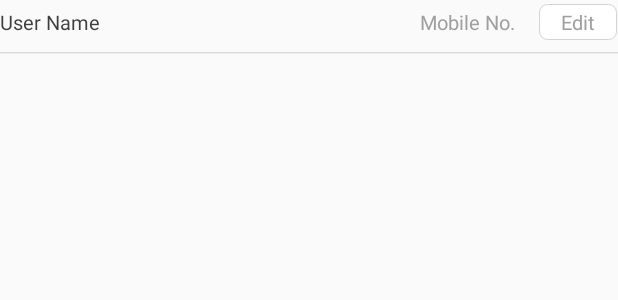
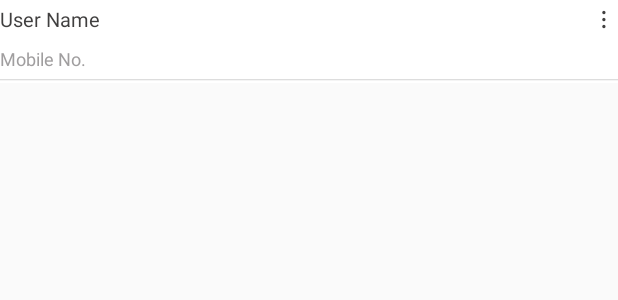
Before and after one commit to sharpflux/Matrimony, an Android app: the layout recycler_view_add_person.xml on its own in the app's theme, with its tools: preview values and no code run, on a phone screen of 412 x 824 dp. Shown: the top 300 px of the screen. Run offline under Robolectric (Android 15) with nearby library versions, the phone set to English and light mode, and no system bars; network calls fail.

Commit message:
Siblings RecyclerView

```diff
--- a/app/src/main/res/layout/fragment_family_details.xml
+++ b/app/src/main/res/layout/fragment_family_details.xml
@@ -91,6 +91,8 @@
 
 
                 </LinearLayout>
+
+
 
                 <androidx.recyclerview.widget.RecyclerView
                     android:layout_width="match_parent"
--- a/app/src/main/res/layout/recycler_view_add_person.xml
+++ b/app/src/main/res/layout/recycler_view_add_person.xml
@@ -5,7 +5,10 @@
     android:layout_width="match_parent"
     android:layout_height="wrap_content"
     android:id="@+id/relativeLayout_directMesssages"
-    android:layout_marginBottom="5dp">
+    android:layout_marginBottom="5dp"
+    android:background="@color/white">
+
+
 
 
     <LinearLayout
@@ -39,36 +42,57 @@
             />
 
 
-        <TextView
-            android:layout_width="wrap_content"
-            android:layout_height="wrap_content"
-            android:id="@+id/textView_mobileNo"
-            android:text="@string/mobile_"
-            android:layout_marginStart="5dp"
-            android:layout_marginEnd="10dp"
-            android:textColor="@color/text_gray"
-            android:textSize="13sp"
-
-            android:singleLine="true"
-            />
 
         <TextView
+            android:layout_width="20dp"
+            android:layout_height="wrap_content"
+            android:id="@+id/textView_dotMenu"
+            android:layout_gravity="center_vertical|end"
+            android:layout_marginStart="10dp"
+            android:text="@string/vertical_ellipses"
+            android:textColor="@color/text_black"
+            android:textSize="15dp"
+            android:gravity="center"
+            android:textStyle="bold"
+            />
+<!--        <TextView
             android:layout_width="wrap_content"
             android:layout_height="wrap_content"
             android:id="@+id/textView_edit"
             android:text="@string/edit"
             android:layout_marginStart="5dp"
-            android:textColor="@color/text_gray"
+            android:textColor="@color/text_black"
             android:textSize="13sp"
             android:paddingTop="3dp"
             android:paddingBottom="3dp"
-            android:paddingStart="15dp"
-            android:paddingEnd="15dp"
+            android:paddingStart="20dp"
+            android:paddingEnd="20dp"
             android:singleLine="true"
             android:background="@drawable/rounded_corner_gray_border"
-            />
+            />-->
 
     </LinearLayout>
+    <TextView
+        android:layout_width="wrap_content"
+        android:layout_height="wrap_content"
+        android:id="@+id/textView_mobileNo"
+        android:text="@string/mobile_"
+        android:layout_marginTop="5dp"
+        android:textColor="@color/text_gray"
+        android:textSize="12sp"
+
+        android:singleLine="true"
+        />
+<!--    <TextView
+        android:layout_width="wrap_content"
+        android:layout_height="wrap_content"
+        android:id="@+id/textView_qualification"
+        android:text="@string/qualification"
+        android:layout_marginTop="5dp"
+        android:textColor="@color/text_gray"
+        android:textSize="12sp"
+        android:singleLine="true"
+        />-->
 
     <LinearLayout
         android:id="@+id/shadow"
--- a/app/src/main/res/values/strings.xml
+++ b/app/src/main/res/values/strings.xml
@@ -197,6 +197,7 @@
     <string name="we_have">We have sent a “4 digit Code”</string>
     <string name="on_91">On +91 97374928198</string>
     <string name="edit">Edit</string>
+    <string name="delete">Delete</string>
     <string name="be_patient">Be Patient</string>
     <string name="we_are_verifying">We are verifying your mobile number</string>
     <string name="_55">55 sec</string>
```
Also changed, not shown: app/src/main/java/com/example/matrimonyapp/adapter/AddPersonAdapter.java (+50 -6 lines), app/src/main/java/com/example/matrimonyapp/customViews/CustomDialogAddSibling.java (+17 -2 lines), app/src/main/java/com/example/matrimonyapp/fragment/FamilyDetailsFragment.java (+4 -3 lines), app/src/main/java/com/example/matrimonyapp/sqlite/SQLiteSiblingDetails.java (+11 -0 lines), app/src/main/res/values/styles.xml (+12 -0 lines).
